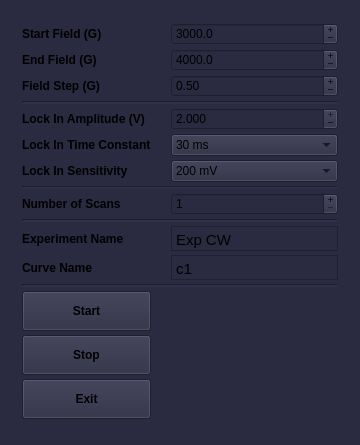
Above: atomize/control_center/gui/cw_main_window.ui from Anatoly1010/Atomize_ITC before the change. Below: the same form after it.
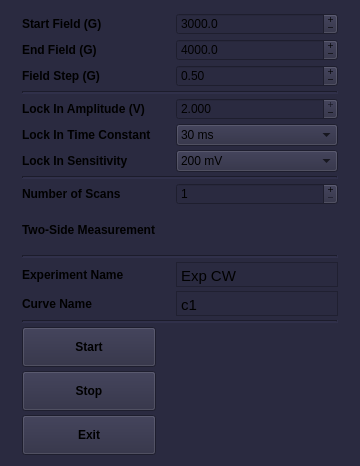
That is the form after the change.

The edit to the form file:
```diff
--- a/atomize/control_center/gui/cw_main_window.ui
+++ b/atomize/control_center/gui/cw_main_window.ui
@@ -7,7 +7,7 @@
     <x>0</x>
     <y>0</y>
     <width>360</width>
-    <height>445</height>
+    <height>466</height>
    </rect>
   </property>
   <property name="sizePolicy">
@@ -19,13 +19,13 @@
   <property name="minimumSize">
    <size>
     <width>360</width>
-    <height>445</height>
+    <height>466</height>
    </size>
   </property>
   <property name="maximumSize">
    <size>
     <width>360</width>
-    <height>445</height>
+    <height>466</height>
    </size>
   </property>
   <property name="font">
@@ -50,18 +50,18 @@
    <property name="minimumSize">
     <size>
      <width>360</width>
-     <height>445</height>
+     <height>470</height>
     </size>
    </property>
    <property name="maximumSize">
     <size>
      <width>360</width>
-     <height>445</height>
+     <height>470</height>
     </size>
    </property>
    <layout class="QGridLayout" name="gridLayout_2">
     <item row="0" column="0">
-     <layout class="QGridLayout" name="gridLayout">
+     <layout class="QGridLayout" name="gridLayout" rowminimumheight="0,0,0,0,0,0,0,0,0,0,0,0,0,0,0,25,0,0,0,0,0,0,0">
       <property name="sizeConstraint">
        <enum>QLayout::SetNoConstraint</enum>
       </property>
@@ -83,6 +83,166 @@
       <property name="verticalSpacing">
        <number>4</number>
       </property>
+      <item row="18" column="1">
+       <widget class="QTextEdit" name="text_edit_curve">
+        <property name="sizePolicy">
+         <sizepolicy hsizetype="Expanding" vsizetype="Fixed">
+          <horstretch>0</horstretch>
+          <verstretch>0</verstretch>
+         </sizepolicy>
+        </property>
+        <property name="minimumSize">
+         <size>
+          <width>0</width>
+          <height>25</height>
+         </size>
+        </property>
+        <property name="maximumSize">
+         <size>
+          <width>16777215</width>
+          <height>25</height>
+         </size>
+        </property>
+        <property name="mouseTracking">
+         <bool>false</bool>
+        </property>
+        <property name="contextMenuPolicy">
+         <enum>Qt::NoContextMenu</enum>
+        </property>
+        <property name="verticalScrollBarPolicy">
+         <enum>Qt::ScrollBarAlwaysOff</enum>
+        </property>
+        <property name="html">
+         <string>&lt;!DOCTYPE HTML PUBLIC &quot;-//W3C//DTD HTML 4.0//EN&quot; &quot;http://www.w3.org/TR/REC-html40/strict.dtd&quot;&gt;
+&lt;html&gt;&lt;head&gt;&lt;meta name=&quot;qrichtext&quot; content=&quot;1&quot; /&gt;&lt;style type=&quot;text/css&quot;&gt;
+p, li { white-space: pre-wrap; }
+&lt;/style&gt;&lt;/head&gt;&lt;body style=&quot; font-family:'Ubuntu'; font-size:11pt; font-weight:400; font-style:normal;&quot;&gt;
+&lt;p style=&quot; margin-top:0px; margin-bottom:0px; margin-left:0px; margin-right:0px; -qt-block-indent:0; text-indent:0px;&quot;&gt;c1&lt;/p&gt;&lt;/body&gt;&lt;/html&gt;</string>
+        </property>
+       </widget>
+      </item>
+      <item row="12" column="0" colspan="2">
+       <widget class="Line" name="line_3">
+        <property name="lineWidth">
+         <number>2</number>
+        </property>
+        <property name="orientation">
+         <enum>Qt::Horizontal</enum>
+        </property>
+       </widget>
+      </item>
+      <item row="0" column="0">
+       <widget class="QLabel" name="label">
+        <property name="font">
+         <font>
+          <weight>75</weight>
+          <bold>true</bold>
+          <kerning>true</kerning>
+         </font>
+        </property>
+        <property name="contextMenuPolicy">
+         <enum>Qt::NoContextMenu</enum>
+        </property>
+        <property name="text">
+         <string>Start Field (G)</string>
+        </property>
+       </widget>
+      </item>
+      <item row="14" column="0">
+       <widget class="QLabel" name="label_7">
+        <property name="font">
+         <font>
+          <weight>75</weight>
+          <bold>true</bold>
+         </font>
+        </property>
+        <property name="contextMenuPolicy">
+         <enum>Qt::NoContextMenu</enum>
+        </property>
+        <property name="text">
+         <string>Number of Scans</string>
+        </property>
+       </widget>
+      </item>
+      <item row="5" column="1">
+       <widget class="QDoubleSpinBox" name="box_lock_ampl">
+        <property name="contextMenuPolicy">
+         <enum>Qt::NoContextMenu</enum>
+        </property>
+        <property name="buttonSymbols">
+         <enum>QAbstractSpinBox::PlusMinus</enum>
+        </property>
+        <property name="keyboardTracking">
+         <bool>false</bool>
+        </property>
+        <property name="decimals">
+         <number>3</number>
+        </property>
+        <property name="minimum">
+         <double>0.001000000000000</double>
+        </property>
+        <property name="maximum">
+         <double>2.000000000000000</double>
+        </property>
+        <property name="singleStep">
+         <double>0.100000000000000</double>
+        </property>
+        <property name="value">
+         <double>2.000000000000000</double>
+        </property>
+       </widget>
+      </item>
+      <item row="16" column="0" colspan="2">
+       <widget class="Line" name="line_4">
+        <property name="lineWidth">
+         <number>2</number>
+        </property>
+        <property name="orientation">
+         <enum>Qt::Horizontal</enum>
+        </property>
+       </widget>
+      </item>
+      <item row="1" column="0">
+       <widget class="QLabel" name="label_2">
+        <property name="font">
+         <font>
+          <weight>75</weight>
+          <bold>true</bold>
+         </font>
+        </property>
+        <property name="contextMenuPolicy">
+         <enum>Qt::NoContextMenu</enum>
+        </property>
+        <property name="text">
+         <string>End Field (G)</string>
+        </property>
+       </widget>
+      </item>
+      <item row="1" column="1">
+       <widget class="QDoubleSpinBox" name="box_end_field">
+        <property name="contextMenuPolicy">
+         <enum>Qt::NoContextMenu</enum>
+        </property>
+        <property name="buttonSymbols">
+         <enum>QAbstractSpinBox::PlusMinus</enum>
+        </property>
+        <property name="keyboardTracking">
+         <bool>false</bool>
+        </property>
+        <property name="decimals">
+         <number>1</number>
+        </property>
+        <property name="maximum">
+         <double>15000.000000000000000</double>
+        </property>
+        <property name="singleStep">
+         <double>1.000000000000000</double>
+        </property>
+        <property name="value">
+         <double>4000.000000000000000</double>
+        </property>
+       </widget>
+      </item>
       <item row="8" column="1">
        <widget class="QComboBox" name="combo_sens">
         <property name="contextMenuPolicy">
@@ -164,6 +324,44 @@
         </item>
        </widget>
       </item>
+      <item row="22" column="0">
+       <widget class="QPushButton" name="button_off">
+        <property name="minimumSize">
+         <size>
+          <width>0</width>
+          <height>40</height>
+         </size>
+        </property>
+        <property name="font">
+         <font>
+          <weight>75</weight>
+          <bold>true</bold>
+         </font>
+        </property>
+        <property name="contextMenuPolicy">
+         <enum>Qt::NoContextMenu</enum>
+        </property>
+        <property name="text">
+         <string>Exit</string>
+        </property>
+       </widget>
+      </item>
+      <item row="8" column="0">
+       <widget class="QLabel" name="label_6">
+        <property name="font">
+         <font>
+          <weight>75</weight>
+          <bold>true</bold>
+         </font>
+        </property>
+        <property name="contextMenuPolicy">
+         <enum>Qt::NoContextMenu</enum>
+        </property>
+        <property name="text">
+         <string>Lock In Sensitivity</string>
+        </property>
+       </widget>
+      </item>
       <item row="7" column="0">
        <widget class="QLabel" name="label_8">
         <property name="font">
@@ -180,58 +378,14 @@
         </property>
        </widget>
       </item>
-      <item row="16" column="1">
-       <widget class="QTextEdit" name="text_edit_exp_name">
-        <property name="sizePolicy">
-         <sizepolicy hsizetype="Expanding" vsizetype="Fixed">
-          <horstretch>0</horstretch>
-          <verstretch>0</verstretch>
-         </sizepolicy>
-        </property>
+      <item row="21" column="0">
+       <widget class="QPushButton" name="button_stop">
         <property name="minimumSize">
          <size>
           <width>0</width>
-          <height>25</height>
+          <height>40</height>
          </size>
         </property>
-        <property name="maximumSize">
-         <size>
-          <width>16777215</width>
-          <height>25</height>
-         </size>
-        </property>
-        <property name="mouseTracking">
-         <bool>false</bool>
-        </property>
-        <property name="tabletTracking">
-         <bool>false</bool>
-        </property>
-        <property name="contextMenuPolicy">
-         <enum>Qt::NoContextMenu</enum>
-        </property>
-        <property name="verticalScrollBarPolicy">
-         <enum>Qt::ScrollBarAlwaysOff</enum>
-        </property>
-        <property name="html">
-         <string>&lt;!DOCTYPE HTML PUBLIC &quot;-//W3C//DTD HTML 4.0//EN&quot; &quot;http://www.w3.org/TR/REC-html40/strict.dtd&quot;&gt;
-&lt;html&gt;&lt;head&gt;&lt;meta name=&quot;qrichtext&quot; content=&quot;1&quot; /&gt;&lt;style type=&quot;text/css&quot;&gt;
-p, li { white-space: pre-wrap; }
-&lt;/style&gt;&lt;/head&gt;&lt;body style=&quot; font-family:'Ubuntu'; font-size:11pt; font-weight:400; font-style:normal;&quot;&gt;
-&lt;p style=&quot; margin-top:0px; margin-bottom:0px; margin-left:0px; margin-right:0px; -qt-block-indent:0; text-indent:0px;&quot;&gt;Exp CW&lt;/p&gt;&lt;/body&gt;&lt;/html&gt;</string>
-        </property>
-        <property name="overwriteMode">
-         <bool>true</bool>
-        </property>
-        <property name="acceptRichText">
-         <bool>false</bool>
-        </property>
-        <property name="textInteractionFlags">
-         <set>Qt::TextEditorInteraction</set>
-        </property>
-       </widget>
-      </item>
-      <item row="16" column="0">
-       <widget class="QLabel" name="label_5">
         <property name="font">
          <font>
           <weight>75</weight>
@@ -241,33 +395,11 @@
         <property name="contextMenuPolicy">
          <enum>Qt::NoContextMenu</enum>
         </property>
+        <property name="layoutDirection">
+         <enum>Qt::LeftToRight</enum>
+        </property>
         <property name="text">
-         <string>Experiment Name</string>
-        </property>
-       </widget>
-      </item>
-      <item row="1" column="1">
-       <widget class="QDoubleSpinBox" name="box_end_field">
-        <property name="contextMenuPolicy">
-         <enum>Qt::NoContextMenu</enum>
-        </property>
-        <property name="buttonSymbols">
-         <enum>QAbstractSpinBox::PlusMinus</enum>
-        </property>
-        <property name="keyboardTracking">
-         <bool>false</bool>
-        </property>
-        <property name="decimals">
-         <number>1</number>
-        </property>
-        <property name="maximum">
-         <double>15000.000000000000000</double>
-        </property>
-        <property name="singleStep">
-         <double>1.000000000000000</double>
-        </property>
-        <property name="value">
-         <double>4000.000000000000000</double>
+         <string>Stop</string>
         </property>
        </widget>
       </item>
@@ -287,18 +419,24 @@
         </property>
        </widget>
       </item>
-      <item row="4" column="0" colspan="2">
-       <widget class="Line" name="line">
-        <property name="lineWidth">
-         <number>2</number>
+      <item row="5" column="0">
+       <widget class="QLabel" name="label_4">
+        <property name="font">
+         <font>
+          <weight>75</weight>
+          <bold>true</bold>
+         </font>
         </property>
-        <property name="orientation">
-         <enum>Qt::Horizontal</enum>
+        <property name="contextMenuPolicy">
+         <enum>Qt::NoContextMenu</enum>
+        </property>
+        <property name="text">
+         <string>Lock In Amplitude (V)</string>
         </property>
        </widget>
       </item>
       <item row="17" column="0">
-       <widget class="QLabel" name="label_10">
+       <widget class="QLabel" name="label_5">
         <property name="font">
          <font>
           <weight>75</weight>
@@ -309,77 +447,38 @@
          <enum>Qt::NoContextMenu</enum>
         </property>
         <property name="text">
-         <string>Curve Name</string>
+         <string>Experiment Name</string>
         </property>
        </widget>
       </item>
-      <item row="18" column="0" colspan="2">
-       <widget class="Line" name="line_5">
-        <property name="lineWidth">
-         <number>2</number>
-        </property>
-        <property name="orientation">
-         <enum>Qt::Horizontal</enum>
-        </property>
-       </widget>
-      </item>
-      <item row="8" column="0">
-       <widget class="QLabel" name="label_6">
-        <property name="font">
-         <font>
-          <weight>75</weight>
-          <bold>true</bold>
-         </font>
-        </property>
+      <item row="0" column="1">
+       <widget class="QDoubleSpinBox" name="box_st_field">
         <property name="contextMenuPolicy">
          <enum>Qt::NoContextMenu</enum>
         </property>
-        <property name="text">
-         <string>Lock In Sensitivity</string>
-        </property>
-       </widget>
-      </item>
-      <item row="5" column="1">
-       <widget class="QDoubleSpinBox" name="box_lock_ampl">
-        <property name="contextMenuPolicy">
-         <enum>Qt::NoContextMenu</enum>
+        <property name="readOnly">
+         <bool>false</bool>
         </property>
         <property name="buttonSymbols">
          <enum>QAbstractSpinBox::PlusMinus</enum>
         </property>
+        <property name="specialValueText">
+         <string notr="true"/>
+        </property>
         <property name="keyboardTracking">
          <bool>false</bool>
         </property>
         <property name="decimals">
-         <number>3</number>
-        </property>
-        <property name="minimum">
-         <double>0.001000000000000</double>
+         <number>1</number>
         </property>
         <property name="maximum">
-         <double>2.000000000000000</double>
+         <double>9000.000000000000000</double>
         </property>
         <property name="singleStep">
          <double>0.100000000000000</double>
         </property>
         <property name="value">
-         <double>2.000000000000000</double>
-        </property>
-       </widget>
-      </item>
-      <item row="1" column="0">
-       <widget class="QLabel" name="label_2">
-        <property name="font">
-         <font>
-          <weight>75</weight>
-          <bold>true</bold>
-         </font>
-        </property>
-        <property name="contextMenuPolicy">
-         <enum>Qt::NoContextMenu</enum>
-        </property>
-        <property name="text">
-         <string>End Field (G)</string>
+         <double>3000.000000000000000</double>
         </property>
        </widget>
       </item>
@@ -464,102 +563,6 @@
         </item>
        </widget>
       </item>
-      <item row="12" column="0" colspan="2">
-       <widget class="Line" name="line_3">
-        <property name="lineWidth">
-         <number>2</number>
-        </property>
-        <property name="orientation">
-         <enum>Qt::Horizontal</enum>
-        </property>
-       </widget>
-      </item>
-      <item row="0" column="1">
-       <widget class="QDoubleSpinBox" name="box_st_field">
-        <property name="contextMenuPolicy">
-         <enum>Qt::NoContextMenu</enum>
-        </property>
-        <property name="readOnly">
-         <bool>false</bool>
-        </property>
-        <property name="buttonSymbols">
-         <enum>QAbstractSpinBox::PlusMinus</enum>
-        </property>
-        <property name="specialValueText">
-         <string notr="true"/>
-        </property>
-        <property name="keyboardTracking">
-         <bool>false</bool>
-        </property>
-        <property name="decimals">
-         <number>1</number>
-        </property>
-        <property name="maximum">
-         <double>9000.000000000000000</double>
-        </property>
-        <property name="singleStep">
-         <double>1.000000000000000</double>
-        </property>
-        <property name="value">
-         <double>3000.000000000000000</double>
-        </property>
-       </widget>
-      </item>
-      <item row="0" column="0">
-       <widget class="QLabel" name="label">
-        <property name="font">
-         <font>
-          <weight>75</weight>
-          <bold>true</bold>
-          <kerning>true</kerning>
-         </font>
-        </property>
-        <property name="contextMenuPolicy">
-         <enum>Qt::NoContextMenu</enum>
-        </property>
-        <property name="text">
-         <string>Start Field (G)</string>
-        </property>
-       </widget>
-      </item>
-      <item row="17" column="1">
-       <widget class="QTextEdit" name="text_edit_curve">
-        <property name="sizePolicy">
-         <sizepolicy hsizetype="Expanding" vsizetype="Fixed">
-          <horstretch>0</horstretch>
-          <verstretch>0</verstretch>
-         </sizepolicy>
-        </property>
-        <property name="minimumSize">
-         <size>
-          <width>0</width>
-          <height>25</height>
-         </size>
-        </property>
-        <property name="maximumSize">
-         <size>
-          <width>16777215</width>
-          <height>25</height>
-         </size>
-        </property>
-        <property name="mouseTracking">
-         <bool>false</bool>
-        </property>
-        <property name="contextMenuPolicy">
-         <enum>Qt::NoContextMenu</enum>
-        </property>
-        <property name="verticalScrollBarPolicy">
-         <enum>Qt::ScrollBarAlwaysOff</enum>
-        </property>
-        <property name="html">
-         <string>&lt;!DOCTYPE HTML PUBLIC &quot;-//W3C//DTD HTML 4.0//EN&quot; &quot;http://www.w3.org/TR/REC-html40/strict.dtd&quot;&gt;
-&lt;html&gt;&lt;head&gt;&lt;meta name=&quot;qrichtext&quot; content=&quot;1&quot; /&gt;&lt;style type=&quot;text/css&quot;&gt;
-p, li { white-space: pre-wrap; }
-&lt;/style&gt;&lt;/head&gt;&lt;body style=&quot; font-family:'Ubuntu'; font-size:11pt; font-weight:400; font-style:normal;&quot;&gt;
-&lt;p style=&quot; margin-top:0px; margin-bottom:0px; margin-left:0px; margin-right:0px; -qt-block-indent:0; text-indent:0px;&quot;&gt;c1&lt;/p&gt;&lt;/body&gt;&lt;/html&gt;</string>
-        </property>
-       </widget>
-      </item>
       <item row="14" column="1">
        <widget class="QSpinBox" name="box_scan">
         <property name="contextMenuPolicy">
@@ -582,8 +585,18 @@
         </property>
        </widget>
       </item>
-      <item row="21" column="0">
-       <widget class="QPushButton" name="button_off">
+      <item row="19" column="0" colspan="2">
+       <widget class="Line" name="line_5">
+        <property name="lineWidth">
+         <number>2</number>
+        </property>
+        <property name="orientation">
+         <enum>Qt::Horizontal</enum>
+        </property>
+       </widget>
+      </item>
+      <item row="20" column="0">
+       <widget class="QPushButton" name="button_start">
         <property name="minimumSize">
          <size>
           <width>0</width>
@@ -600,7 +613,57 @@
          <enum>Qt::NoContextMenu</enum>
         </property>
         <property name="text">
-         <string>Exit</string>
+         <string>Start</string>
+        </property>
+       </widget>
+      </item>
+      <item row="17" column="1">
+       <widget class="QTextEdit" name="text_edit_exp_name">
+        <property name="sizePolicy">
+         <sizepolicy hsizetype="Expanding" vsizetype="Fixed">
+          <horstretch>0</horstretch>
+          <verstretch>0</verstretch>
+         </sizepolicy>
+        </property>
+        <property name="minimumSize">
+         <size>
+          <width>0</width>
+          <height>25</height>
+         </size>
+        </property>
+        <property name="maximumSize">
+         <size>
+          <width>16777215</width>
+          <height>25</height>
+         </size>
+        </property>
+        <property name="mouseTracking">
+         <bool>false</bool>
+        </property>
+        <property name="tabletTracking">
+         <bool>false</bool>
+        </property>
+        <property name="contextMenuPolicy">
+         <enum>Qt::NoContextMenu</enum>
+        </property>
+        <property name="verticalScrollBarPolicy">
+         <enum>Qt::ScrollBarAlwaysOff</enum>
+        </property>
+        <property name="html">
+         <string>&lt;!DOCTYPE HTML PUBLIC &quot;-//W3C//DTD HTML 4.0//EN&quot; &quot;http://www.w3.org/TR/REC-html40/strict.dtd&quot;&gt;
+&lt;html&gt;&lt;head&gt;&lt;meta name=&quot;qrichtext&quot; content=&quot;1&quot; /&gt;&lt;style type=&quot;text/css&quot;&gt;
+p, li { white-space: pre-wrap; }
+&lt;/style&gt;&lt;/head&gt;&lt;body style=&quot; font-family:'Ubuntu'; font-size:11pt; font-weight:400; font-style:normal;&quot;&gt;
+&lt;p style=&quot; margin-top:0px; margin-bottom:0px; margin-left:0px; margin-right:0px; -qt-block-indent:0; text-indent:0px;&quot;&gt;Exp CW&lt;/p&gt;&lt;/body&gt;&lt;/html&gt;</string>
+        </property>
+        <property name="overwriteMode">
+         <bool>true</bool>
+        </property>
+        <property name="acceptRichText">
+         <bool>false</bool>
+        </property>
+        <property name="textInteractionFlags">
+         <set>Qt::TextEditorInteraction</set>
         </property>
        </widget>
       </item>
@@ -632,87 +695,8 @@
         </property>
        </widget>
       </item>
-      <item row="5" column="0">
-       <widget class="QLabel" name="label_4">
-        <property name="font">
-         <font>
-          <weight>75</weight>
-          <bold>true</bold>
-         </font>
-        </property>
-        <property name="contextMenuPolicy">
-         <enum>Qt::NoContextMenu</enum>
-        </property>
-        <property name="text">
-         <string>Lock In Amplitude (V)</string>
-        </property>
-       </widget>
-      </item>
-      <item row="20" column="0">
-       <widget class="QPushButton" name="button_stop">
-        <property name="minimumSize">
-         <size>
-          <width>0</width>
-          <height>40</height>
-         </size>
-        </property>
-        <property name="font">
-         <font>
-          <weight>75</weight>
-          <bold>true</bold>
-         </font>
-        </property>
-        <property name="contextMenuPolicy">
-         <enum>Qt::NoContextMenu</enum>
-        </property>
-        <property name="layoutDirection">
-         <enum>Qt::LeftToRight</enum>
-        </property>
-        <property name="text">
-         <string>Stop</string>
-        </property>
-       </widget>
-      </item>
-      <item row="14" column="0">
-       <widget class="QLabel" name="label_7">
-        <property name="font">
-         <font>
-          <weight>75</weight>
-          <bold>true</bold>
-         </font>
-        </property>
-        <property name="contextMenuPolicy">
-         <enum>Qt::NoContextMenu</enum>
-        </property>
-        <property name="text">
-         <string>Number of Scans</string>
-        </property>
-       </widget>
-      </item>
-      <item row="19" column="0">
-       <widget class="QPushButton" name="button_start">
-        <property name="minimumSize">
-         <size>
-          <width>0</width>
-          <height>40</height>
-         </size>
-        </property>
-        <property name="font">
-         <font>
-          <weight>75</weight>
-          <bold>true</bold>
-         </font>
-        </property>
-        <property name="contextMenuPolicy">
-         <enum>Qt::NoContextMenu</enum>
-        </property>
-        <property name="text">
-         <string>Start</string>
-        </property>
-       </widget>
-      </item>
-      <item row="15" column="0" colspan="2">
-       <widget class="Line" name="line_4">
+      <item row="4" column="0" colspan="2">
+       <widget class="Line" name="line">
         <property name="lineWidth">
          <number>2</number>
         </property>
@@ -721,6 +705,35 @@
         </property>
        </widget>
       </item>
+      <item row="18" column="0">
+       <widget class="QLabel" name="label_10">
+        <property name="font">
+         <font>
+          <weight>75</weight>
+          <bold>true</bold>
+         </font>
+        </property>
+        <property name="contextMenuPolicy">
+         <enum>Qt::NoContextMenu</enum>
+        </property>
+        <property name="text">
+         <string>Curve Name</string>
+        </property>
+       </widget>
+      </item>
+      <item row="15" column="0">
+       <widget class="QLabel" name="label_9">
+        <property name="font">
+         <font>
+          <weight>75</weight>
+          <bold>true</bold>
+         </font>
+        </property>
+        <property name="text">
+         <string>Two-Side Measurement</string>
+        </property>
+       </widget>
+      </item>
      </layout>
     </item>
    </layout>
```
Left out of the diff: 2 changed lines with no effect on the pictures.
